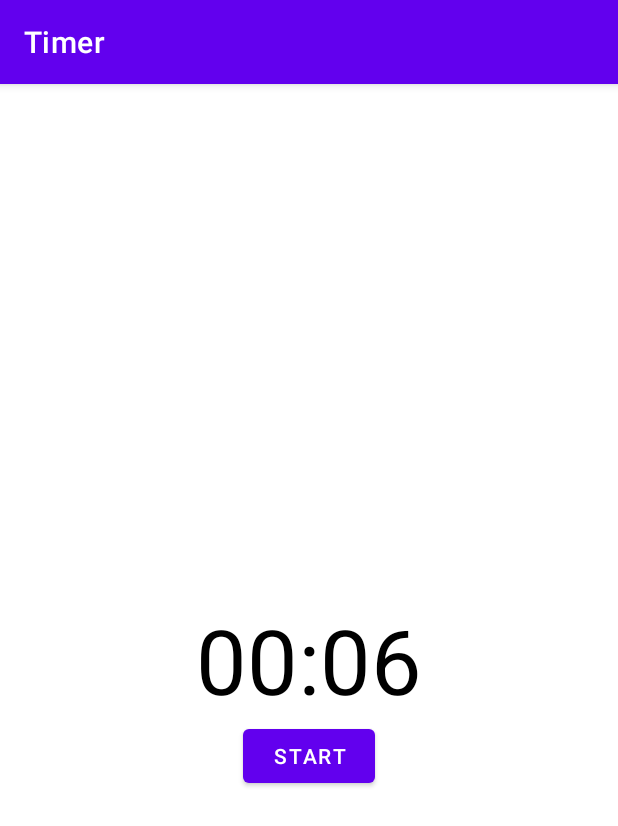
After one commit to mikhael-oo/Parent-app, an Android app: the Timer screen opened directly, with no data from a screen before it, on a phone screen of 412 x 824 dp. The commit adds this screen. Shown: the top 826 px of the screen. Run offline under Robolectric (Android 15) with nearby library versions, the phone set to English and light mode, and no system bars.

Commit message:
build a working timer that plays an alarm at the end. It utilizes static time limit however, and the next update should deal with that

```diff
--- a/app/src/main/AndroidManifest.xml
+++ b/app/src/main/AndroidManifest.xml
@@ -1,6 +1,8 @@
 <?xml version="1.0" encoding="utf-8"?>
 <manifest xmlns:android="http://schemas.android.com/apk/res/android"
     package="com.example.parentapp">
+
+    <uses-permission android:name="android.permission.VIBRATE" />
 
     <application
         android:allowBackup="true"
@@ -9,6 +11,10 @@
         android:roundIcon="@mipmap/ic_launcher_round"
         android:supportsRtl="true"
         android:theme="@style/Theme.ParentApp">
+        <activity
+            android:name=".Timer"
+            android:exported="false"
+            android:label="Timer"/>
         <activity
             android:name=".MainActivity"
             android:exported="true">
--- /dev/null
+++ b/app/src/main/java/com/example/parentapp/Timer.java
@@ -0,0 +1,121 @@
+package com.example.parentapp;
+
+import androidx.appcompat.app.AppCompatActivity;
+
+import android.content.Context;
+import android.media.MediaPlayer;
+import android.os.Build;
+import android.os.Bundle;
+import android.os.CountDownTimer;
+import android.os.VibrationEffect;
+import android.os.Vibrator;
+import android.view.View;
+import android.widget.Button;
+import android.widget.TextView;
+
+import java.util.Locale;
+
+public class Timer extends AppCompatActivity {
+
+    private static final long START_TIME_IN_MILLIS = 6000;
+
+    private TextView countDowntext;
+    private Button startPauseButton;
+    private Button resetButton;
+
+    private CountDownTimer countDownTimer;
+
+    private boolean isTimerRunning;
+
+    private long timeLeftInMillis = START_TIME_IN_MILLIS;
+
+    @Override
+    protected void onCreate(Bundle savedInstanceState) {
+        super.onCreate(savedInstanceState);
+        setContentView(R.layout.activity_timer);
+
+        countDowntext = findViewById(R.id.countdown_text);
+        startPauseButton = findViewById(R.id.start_pause_button);
+        resetButton = findViewById(R.id.reset_button);
+
+        startPauseButton.setOnClickListener(view -> {
+            if(isTimerRunning) {
+                pauseTimer();
+            } else {
+                startTimer();
+
+            }
+        });
+
+        resetButton.setOnClickListener(view -> {
+            resetTimer();
+        });
+
+        updateCountDown();
+    }
+
+    private void resetTimer() {
+        timeLeftInMillis = START_TIME_IN_MILLIS;
+        updateCountDown();
+        resetButton.setVisibility(View.INVISIBLE);
+        startPauseButton.setVisibility(View.VISIBLE);
+    }
+
+    private void startTimer() {
+        countDownTimer = new CountDownTimer(timeLeftInMillis, 1000) {
+            @Override
+            public void onTick(long l) {
+                // l represents the time left in milliseconds
+                timeLeftInMillis = l;
+                updateCountDown();
+            }
+
+            @Override
+            public void onFinish() {
+                isTimerRunning = false;
+                startPauseButton.setText(R.string.startText);
+                startPauseButton.setVisibility(View.INVISIBLE);
+                resetButton.setVisibility(View.VISIBLE);
+
+                playSound();
+                playVibrate();
+
+            }
+        }.start();
+
+        isTimerRunning = true;
+        startPauseButton.setText(R.string.pauseText);
+        resetButton.setVisibility(View.INVISIBLE);
+    }
+
+    private void updateCountDown() {
+        int minutes = (int) timeLeftInMillis / 60000;
+        int seconds = (int) (timeLeftInMillis / 1000) % 60;
+
+        String timeLeft = String.format(Locale.getDefault(), "%02d:%02d", minutes, seconds);
+        countDowntext.setText(timeLeft);
+    }
+
+    private void pauseTimer() {
+        countDownTimer.cancel();
+        isTimerRunning = false;
+        startPauseButton.setText(R.string.startText);
+        resetButton.setVisibility(View.VISIBLE);
+    }
+
+    private void playSound() {
+        MediaPlayer mp = MediaPlayer.create(getBaseContext(), R.raw.alarm);
+        mp.start();
+    }
+
+    private void playVibrate() {
+        Vibrator vibrator = (Vibrator) getSystemService(Context.VIBRATOR_SERVICE);
+        final VibrationEffect vibrationEffect;
+
+        if (Build.VERSION.SDK_INT >= Build.VERSION_CODES.O) {
+            vibrationEffect = VibrationEffect.createOneShot(9000,VibrationEffect.DEFAULT_AMPLITUDE);
+            vibrator.cancel();
+            vibrator.vibrate(vibrationEffect);
+        }
+    }
+}
--- /dev/null
+++ b/app/src/main/res/layout/activity_timer.xml
@@ -0,0 +1,37 @@
+<?xml version="1.0" encoding="utf-8"?>
+<RelativeLayout xmlns:android="http://schemas.android.com/apk/res/android"
+    xmlns:app="http://schemas.android.com/apk/res-auto"
+    xmlns:tools="http://schemas.android.com/tools"
+    android:layout_width="match_parent"
+    android:layout_height="match_parent"
+    tools:context=".Timer">
+
+
+    <TextView
+        android:id="@+id/countdown_text"
+        android:layout_width="wrap_content"
+        android:layout_height="wrap_content"
+        android:layout_centerHorizontal="true"
+        android:layout_centerVertical="true"
+        android:text="@string/countdown_default"
+        android:textColor="@color/black"
+        android:textSize="60sp" />
+
+    <Button
+        android:id="@+id/start_pause_button"
+        android:layout_width="wrap_content"
+        android:layout_height="wrap_content"
+        android:layout_below="@id/countdown_text"
+        android:layout_centerHorizontal="true"
+        android:text="@string/startText" />
+
+    <Button
+        android:id="@+id/reset_button"
+        android:layout_width="wrap_content"
+        android:layout_height="wrap_content"
+        android:layout_below="@id/start_pause_button"
+        android:layout_centerHorizontal="true"
+        android:text="@string/resetText"
+        android:visibility="invisible"
+        tools:visibility="visible"/>
+</RelativeLayout>
--- a/app/src/main/res/values/strings.xml
+++ b/app/src/main/res/values/strings.xml
@@ -1,3 +1,9 @@
 <resources>
     <string name="app_name">Parent App</string>
+
+    <string name="countdown_default">00:00</string>
+    <string name="startText">START</string>
+    <string name="pauseText">PAUSE</string>
+    <string name="resetText">RESET</string>
+
 </resources>
--- a/build.gradle
+++ b/build.gradle
@@ -5,7 +5,7 @@ buildscript {
         mavenCentral()
     }
     dependencies {
-        classpath "com.android.tools.build:gradle:7.0.2"
+        classpath 'com.android.tools.build:gradle:7.0.3'
 
         // NOTE: Do not place your application dependencies here; they belong
         // in the individual module build.gradle files
```
Also changed, not shown: app/src/main/java/com/example/parentapp/MainActivity.java (+9 -0 lines), app/src/main/res/layout/activity_main.xml (+11 -0 lines), 2 other files.
